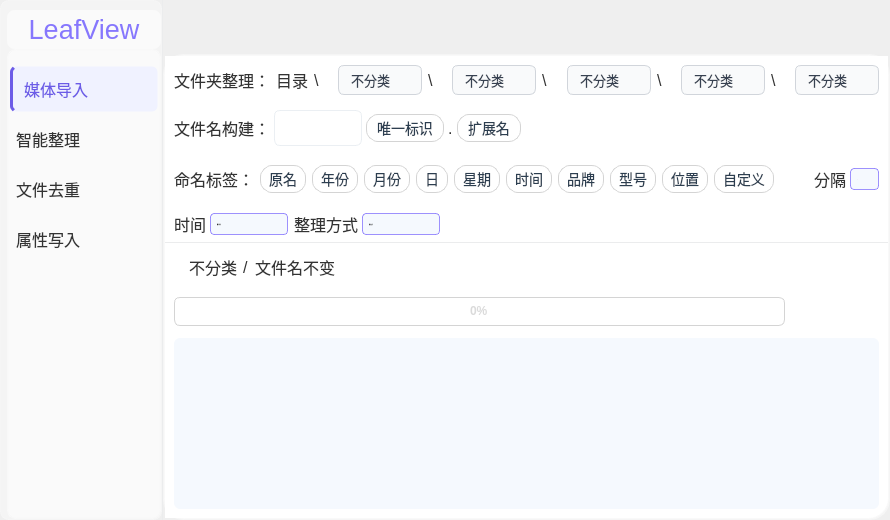
The window that Ui_MainWindow.ui (YangShengzhou03/LeafSort) describes before a commit, drawn with Qt 5.
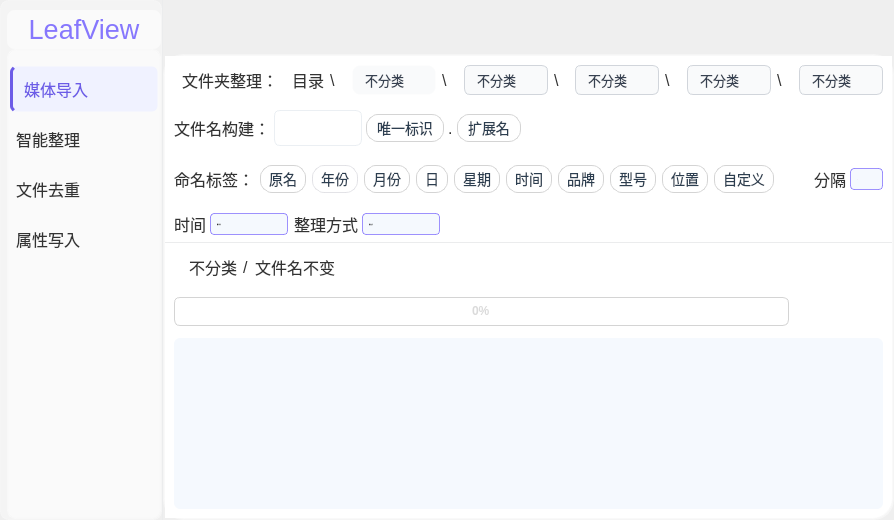
The same window after the commit. The open tabs and pages were chosen to show the change. Icons and pictures are not drawn.

The edit to the form file:
```diff
--- a/Ui_MainWindow.ui
+++ b/Ui_MainWindow.ui
@@ -6,7 +6,7 @@
    <rect>
     <x>0</x>
     <y>0</y>
-    <width>890</width>
+    <width>894</width>
     <height>520</height>
    </rect>
   </property>
@@ -1339,13 +1339,19 @@
                        <widget class="QLabel" name="lblClassification">
                         <property name="font">
                          <font>
+                          <family>Microsoft YaHei</family>
                           <pointsize>12</pointsize>
+                          <bold>false</bold>
                          </font>
                         </property>
                         <property name="styleSheet">
                          <string notr="true">QLabel {
     color: #333333;
     border: none;
+    background: transparent;
+    padding: 2px 4px;
+    font-family: &quot;Microsoft YaHei&quot;, &quot;微软雅黑&quot;, sans-serif;
+    font-weight: 400;
 }</string>
                         </property>
                         <property name="text">
@@ -1405,9 +1411,9 @@
                         </property>
                         <property name="styleSheet">
                          <string notr="true">QComboBox {
-    background-color: #ffffff;
-    border: 1px solid #d1d5db;
-    border-radius: 6px;
+    background-color: rgba(255, 255, 255, 85);
+    border: 1px solid rgba(255, 255, 255, 60);
+    border-radius: 8px;
     padding: 6px 12px;
     color: #374151;
     font-family: &quot;Microsoft YaHei&quot;, &quot;微软雅黑&quot;, sans-serif;
@@ -1416,7 +1422,9 @@
     min-height: 16px;
     selection-background-color: #6d28d9;
     selection-color: white;
-    transition: all 0.2s ease-out;
+    transition: all 0.2s cubic-bezier(0.4, 0, 0.2, 1);
+    backdrop-filter: blur(8px);
+    box-shadow: 0 1px 3px rgba(0, 0, 0, 0.04);
 }
 
 QComboBox::drop-down {
@@ -1436,10 +1444,10 @@
 }
 
 QComboBox:on {
-    background-color: #f5f3ff;
+    background-color: rgba(255, 255, 255, 95);
     border-bottom-left-radius: 0;
     border-bottom-right-radius: 0;
-    box-shadow: 0 2px 4px rgba(0, 0, 0, 0.05);
+    box-shadow: 0 2px 6px rgba(139, 92, 246, 0.12);
 }
 
 QComboBox:pressed {
@@ -1448,22 +1456,24 @@
 }
 
 QComboBox:disabled {
-    background-color: #f3f4f6;
+    background-color: rgba(243, 244, 246, 0.8);
     color: #9ca3af;
-    border-color: #e5e7eb;
+    border-color: rgba(229, 231, 235, 0.8);
+    backdrop-filter: blur(4px);
 }
 
 QComboBox QAbstractItemView {
-    border: 1px solid #e5e7eb;
+    border: 1px solid rgba(229, 231, 235, 0.8);
     border-top: none;
-    border-radius: 0 0 6px 6px;
-    background: white;
+    border-radius: 0 0 8px 8px;
+    background-color: rgba(255, 255, 255, 95);
+    backdrop-filter: blur(8px);
     padding: 4px 0;
     margin-top: -1px;
     selection-background-color: #6d28d9;
     selection-color: white;
     outline: none;
-    box-shadow: 0 2px 8px rgba(0, 0, 0, 0.08);
+    box-shadow: 0 4px 12px rgba(0, 0, 0, 0.1);
     min-width: 88px;
     font-family: &quot;Microsoft YaHei&quot;, &quot;微软雅黑&quot;, sans-serif;
     font-size: 13px;
@@ -2613,17 +2623,21 @@
                               </property>
                               <property name="styleSheet">
                                <string notr="true">QPushButton {
-  background-color: #ffffff;
+  background-color: qlineargradient(x1:0, y1:0, x2:0, y2:1,
+      stop:0 rgba(255, 255, 255, 95),
+      stop:1 rgba(248, 248, 250, 95)
+  );
   color: #2c3e50;
-  border: 1px solid #d4d4d4;
+  border: 1px solid rgba(220, 220, 225, 0.8);
   text-align: center;
   font-size: 14px;
   cursor: pointer;
   border-radius: 12px;
   padding: 4px 8px;
-  transition: background-color 0.3s ease, color 0.3s ease, box-shadow 0.3s ease, transform 0.15s ease;
-  box-shadow: 0 3px 6px rgba(0, 0, 0, 0.1);
+  transition: all 0.2s cubic-bezier(0.4, 0, 0.2, 1);
+  box-shadow: 0 2px 6px rgba(0, 0, 0, 0.08), 0 1px 3px rgba(0, 0, 0, 0.04);
   text-transform: uppercase;
+  backdrop-filter: blur(4px);
 }
 
 QPushButton:hover {
```
Left out of the diff: 106 changed lines with no effect on the pictures.
